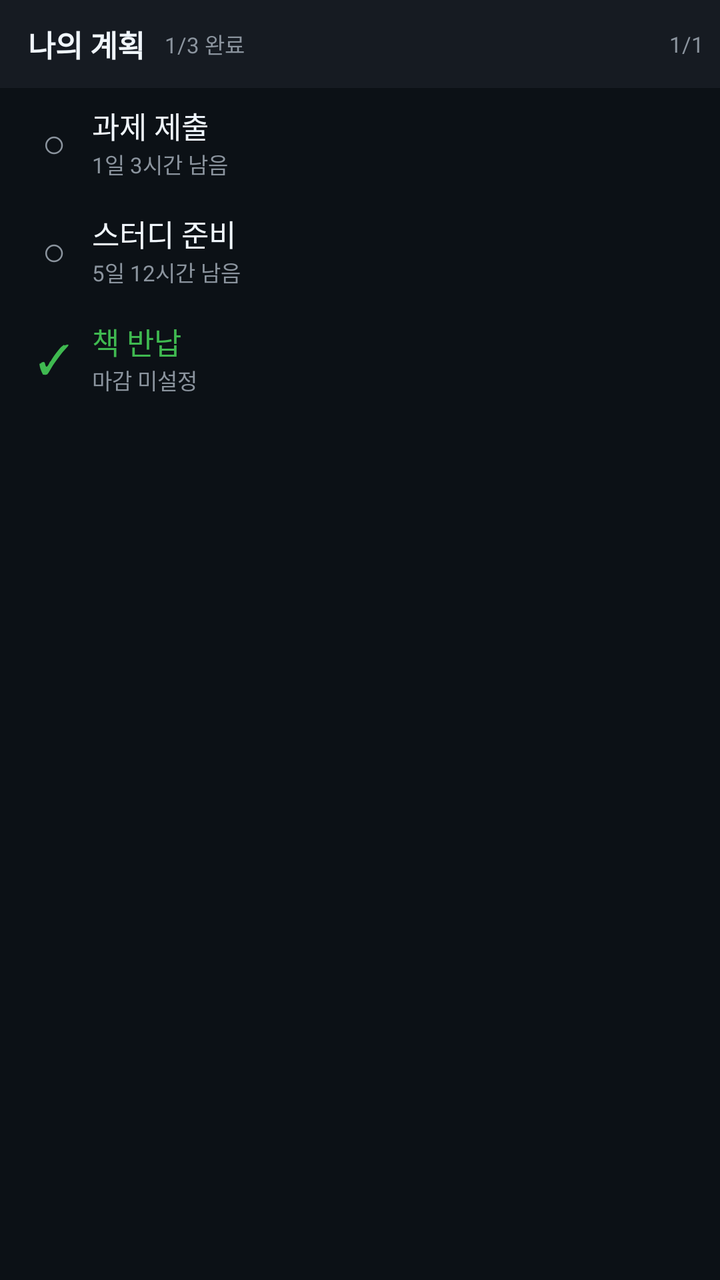
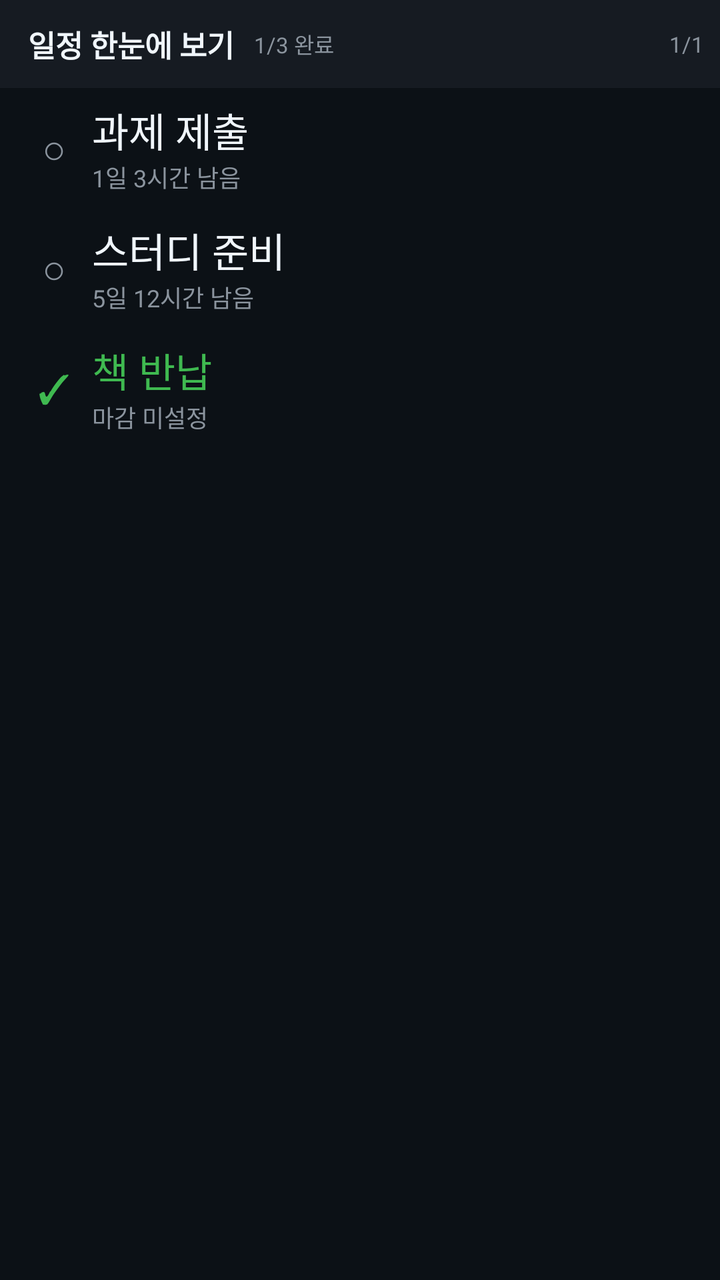

Compare the two renders of this Android layout. The source of the first and the diff that turns it into the second are given below.
<!-- AndroidManifest.xml: application theme Theme.HomeworkTracker -->
<!-- res/layout/widget_personal_preview.xml -->
<?xml version="1.0" encoding="utf-8"?>
<LinearLayout xmlns:android="http://schemas.android.com/apk/res/android"
    android:layout_width="match_parent"
    android:layout_height="match_parent"
    android:orientation="vertical"
    android:background="#E80D1117">

    <LinearLayout
        android:layout_width="match_parent"
        android:layout_height="44dp"
        android:orientation="horizontal"
        android:gravity="center_vertical"
        android:background="#FF161B22"
        android:paddingStart="14dp"
        android:paddingEnd="8dp">

        <TextView
            android:layout_width="wrap_content"
            android:layout_height="wrap_content"
            android:text="나의 계획"
            android:textColor="#F0F6FC"
            android:textSize="15sp"
            android:textStyle="bold" />

        <TextView
            android:layout_width="0dp"
            android:layout_height="wrap_content"
            android:layout_weight="1"
            android:layout_marginStart="10dp"
            android:text="1/3 완료"
            android:textColor="#8B949E"
            android:textSize="11sp" />

        <TextView
            android:layout_width="wrap_content"
            android:layout_height="wrap_content"
            android:text="1/1"
            android:textColor="#8B949E"
            android:textSize="11sp" />
    </LinearLayout>

    <LinearLayout
        android:layout_width="match_parent" android:layout_height="54dp"
        android:orientation="horizontal" android:gravity="center_vertical"
        android:paddingStart="12dp" android:paddingEnd="10dp">
        <TextView android:layout_width="30dp" android:layout_height="wrap_content"
            android:gravity="center" android:text="○" android:textSize="20sp" android:textColor="#8B949E" />
        <LinearLayout android:layout_width="0dp" android:layout_height="wrap_content"
            android:layout_weight="1" android:orientation="vertical" android:paddingStart="4dp">
            <TextView android:layout_width="match_parent" android:layout_height="wrap_content"
                android:text="과제 제출" android:textSize="15sp" android:textColor="#F0F6FC" />
            <TextView android:layout_width="match_parent" android:layout_height="wrap_content"
                android:text="1일 3시간 남음" android:textSize="11sp" android:textColor="#8B949E" />
        </LinearLayout>
    </LinearLayout>

    <LinearLayout
        android:layout_width="match_parent" android:layout_height="54dp"
        android:orientation="horizontal" android:gravity="center_vertical"
        android:paddingStart="12dp" android:paddingEnd="10dp">
        <TextView android:layout_width="30dp" android:layout_height="wrap_content"
            android:gravity="center" android:text="○" android:textSize="20sp" android:textColor="#8B949E" />
        <LinearLayout android:layout_width="0dp" android:layout_height="wrap_content"
            android:layout_weight="1" android:orientation="vertical" android:paddingStart="4dp">
            <TextView android:layout_width="match_parent" android:layout_height="wrap_content"
                android:text="스터디 준비" android:textSize="15sp" android:textColor="#F0F6FC" />
            <TextView android:layout_width="match_parent" android:layout_height="wrap_content"
                android:text="5일 12시간 남음" android:textSize="11sp" android:textColor="#8B949E" />
        </LinearLayout>
    </LinearLayout>

    <LinearLayout
        android:layout_width="match_parent" android:layout_height="54dp"
        android:orientation="horizontal" android:gravity="center_vertical"
        android:paddingStart="12dp" android:paddingEnd="10dp">
        <TextView android:layout_width="30dp" android:layout_height="wrap_content"
            android:gravity="center" android:text="✓" android:textSize="20sp" android:textColor="#3FB950" />
        <LinearLayout android:layout_width="0dp" android:layout_height="wrap_content"
            android:layout_weight="1" android:orientation="vertical" android:paddingStart="4dp">
            <TextView android:layout_width="match_parent" android:layout_height="wrap_content"
                android:text="책 반납" android:textSize="15sp" android:textColor="#3FB950" />
            <TextView android:layout_width="match_parent" android:layout_height="wrap_content"
                android:text="마감 미설정" android:textSize="11sp" android:textColor="#8B949E" />
        </LinearLayout>
    </LinearLayout>

</LinearLayout>
<!-- resources referenced by this layout -->
<resources>
  <style name="Theme.HomeworkTracker" parent="Base.Theme.HomeworkTracker" />
  <style name="Base.Theme.HomeworkTracker" parent="Theme.Material3.Dark.NoActionBar">
          <item name="colorPrimary">@color/md_primary</item>
          <item name="colorOnPrimary">@color/md_on_primary</item>
          <item name="colorPrimaryContainer">@color/md_primary_container</item>
          <item name="colorOnPrimaryContainer">@color/md_on_primary_container</item>
          <item name="colorSecondary">@color/md_secondary</item>
          <item name="colorOnSecondary">@color/md_on_secondary</item>
          <item name="colorSecondaryContainer">@color/md_secondary_container</item>
          <item name="colorOnSecondaryContainer">@color/md_on_secondary_container</item>
          <item name="colorError">@color/md_error</item>
          <item name="android:colorBackground">@color/md_surface</item>
          <item name="colorSurface">@color/md_surface</item>
          <item name="colorOnSurface">@color/md_on_surface</item>
          <item name="colorSurfaceVariant">@color/md_surface_variant</item>
          <item name="colorOnSurfaceVariant">@color/md_on_surface_variant</item>
          <item name="colorOutlineVariant">@color/md_outline_variant</item>
      </style>
  <color name="md_primary">#2F81F7</color>
  <color name="md_on_primary">#0D1117</color>
  <color name="md_primary_container">#1C2D4F</color>
  <color name="md_on_primary_container">#58A6FF</color>
  <color name="md_secondary">#8B949E</color>
  <color name="md_on_secondary">#0D1117</color>
  <color name="md_secondary_container">#21262D</color>
  <color name="md_on_secondary_container">#C9D1D9</color>
  <color name="md_error">#F85149</color>
  <color name="md_surface">#0D1117</color>
  <color name="md_on_surface">#F0F6FC</color>
  <color name="md_surface_variant">#161B22</color>
  <color name="md_on_surface_variant">#8B949E</color>
  <color name="md_outline_variant">#30363D</color>
</resources>

<!-- the commit's change to res/layout/widget_personal_preview.xml (unified diff, before → after) -->
@@ -17,7 +17,7 @@
         <TextView
             android:layout_width="wrap_content"
             android:layout_height="wrap_content"
-            android:text="나의 계획"
+            android:text="@string/personal_widget_label"
             android:textColor="#F0F6FC"
             android:textSize="15sp"
             android:textStyle="bold" />
@@ -40,7 +40,7 @@
     </LinearLayout>
 
     <LinearLayout
-        android:layout_width="match_parent" android:layout_height="54dp"
+        android:layout_width="match_parent" android:layout_height="60dp"
         android:orientation="horizontal" android:gravity="center_vertical"
         android:paddingStart="12dp" android:paddingEnd="10dp">
         <TextView android:layout_width="30dp" android:layout_height="wrap_content"
@@ -48,14 +48,14 @@
         <LinearLayout android:layout_width="0dp" android:layout_height="wrap_content"
             android:layout_weight="1" android:orientation="vertical" android:paddingStart="4dp">
             <TextView android:layout_width="match_parent" android:layout_height="wrap_content"
-                android:text="과제 제출" android:textSize="15sp" android:textColor="#F0F6FC" />
+                android:text="과제 제출" android:textSize="20sp" android:textColor="#F0F6FC" />
             <TextView android:layout_width="match_parent" android:layout_height="wrap_content"
-                android:text="1일 3시간 남음" android:textSize="11sp" android:textColor="#8B949E" />
+                android:text="1일 3시간 남음" android:textSize="12sp" android:textColor="#8B949E" />
         </LinearLayout>
     </LinearLayout>
 
     <LinearLayout
-        android:layout_width="match_parent" android:layout_height="54dp"
+        android:layout_width="match_parent" android:layout_height="60dp"
         android:orientation="horizontal" android:gravity="center_vertical"
         android:paddingStart="12dp" android:paddingEnd="10dp">
         <TextView android:layout_width="30dp" android:layout_height="wrap_content"
@@ -63,14 +63,14 @@
         <LinearLayout android:layout_width="0dp" android:layout_height="wrap_content"
             android:layout_weight="1" android:orientation="vertical" android:paddingStart="4dp">
             <TextView android:layout_width="match_parent" android:layout_height="wrap_content"
-                android:text="스터디 준비" android:textSize="15sp" android:textColor="#F0F6FC" />
+                android:text="스터디 준비" android:textSize="20sp" android:textColor="#F0F6FC" />
             <TextView android:layout_width="match_parent" android:layout_height="wrap_content"
-                android:text="5일 12시간 남음" android:textSize="11sp" android:textColor="#8B949E" />
+                android:text="5일 12시간 남음" android:textSize="12sp" android:textColor="#8B949E" />
         </LinearLayout>
     </LinearLayout>
 
     <LinearLayout
-        android:layout_width="match_parent" android:layout_height="54dp"
+        android:layout_width="match_parent" android:layout_height="60dp"
         android:orientation="horizontal" android:gravity="center_vertical"
         android:paddingStart="12dp" android:paddingEnd="10dp">
         <TextView android:layout_width="30dp" android:layout_height="wrap_content"
@@ -78,9 +78,9 @@
         <LinearLayout android:layout_width="0dp" android:layout_height="wrap_content"
             android:layout_weight="1" android:orientation="vertical" android:paddingStart="4dp">
             <TextView android:layout_width="match_parent" android:layout_height="wrap_content"
-                android:text="책 반납" android:textSize="15sp" android:textColor="#3FB950" />
+                android:text="책 반납" android:textSize="20sp" android:textColor="#3FB950" />
             <TextView android:layout_width="match_parent" android:layout_height="wrap_content"
-                android:text="마감 미설정" android:textSize="11sp" android:textColor="#8B949E" />
+                android:text="마감 미설정" android:textSize="12sp" android:textColor="#8B949E" />
         </LinearLayout>
     </LinearLayout>
 
<!-- resource entries referenced after the edit -->
@@ -1,5 +1,6 @@
 <!-- resources referenced by this layout -->
 <resources>
+  <string name="personal_widget_label">일정 한눈에 보기</string>
   <style name="Theme.HomeworkTracker" parent="Base.Theme.HomeworkTracker" />
   <style name="Base.Theme.HomeworkTracker" parent="Theme.Material3.Dark.NoActionBar">
           <item name="colorPrimary">@color/md_primary</item>
